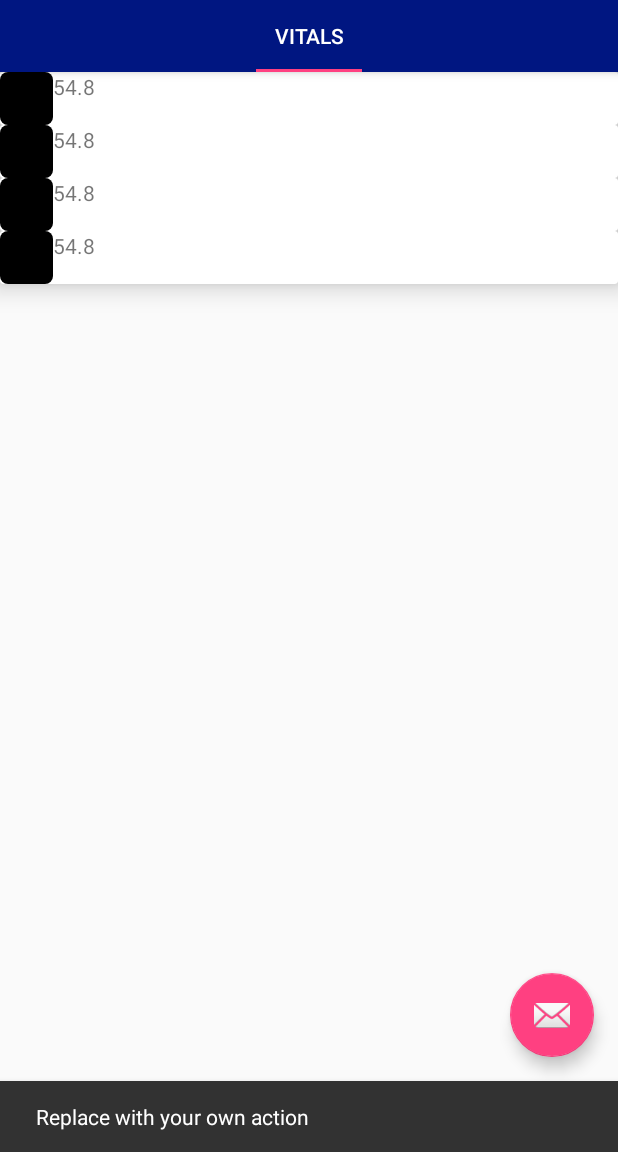
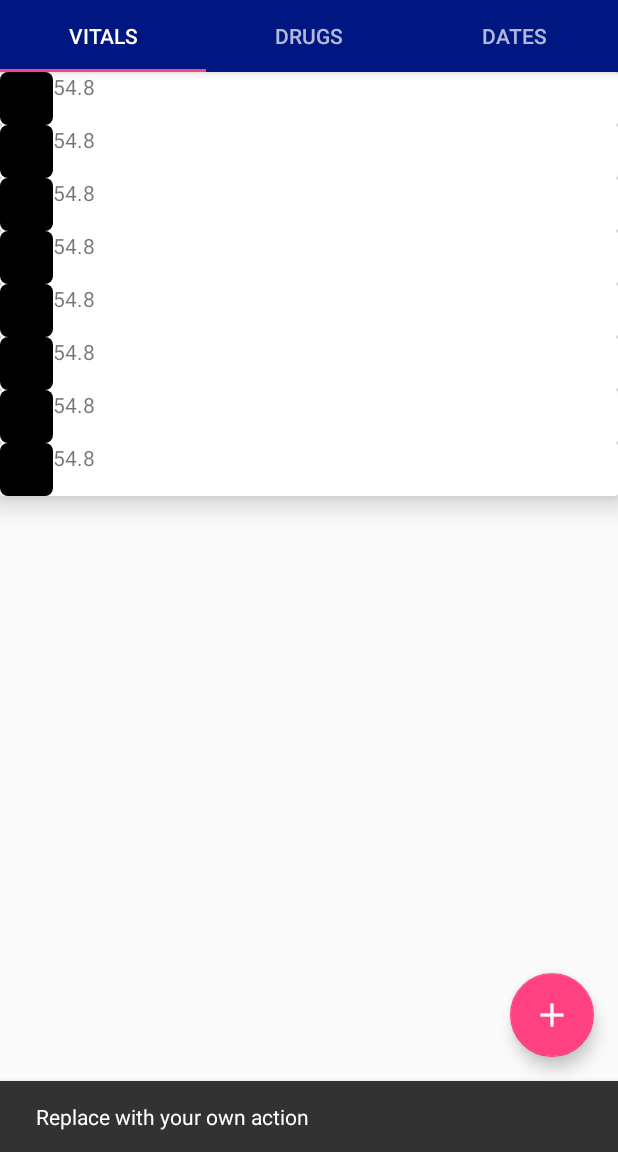
Before and after one commit to changalf-personal-projects/Dialysis-Buddy, an Android app: the screen it shows after launch (MainActivity), after a tap on an icon or button, on a phone screen of 412 x 824 dp, the part 84-1236 px from its top. Run offline under Robolectric (Android 15) with nearby library versions, the phone set to English and light mode, and no system bars; our stand-ins replace ButterKnife.

Commit message:
Changed fab design

```diff
--- a/app/src/main/java/com/example/android/dialysisbuddy/MainActivity.java
+++ b/app/src/main/java/com/example/android/dialysisbuddy/MainActivity.java
@@ -11,6 +11,8 @@
 import android.view.MenuItem;
 import android.view.View;
 
+import com.example.android.dialysisbuddy.fragments.AppointmentsFragment;
+import com.example.android.dialysisbuddy.fragments.DrugsFragment;
 import com.example.android.dialysisbuddy.fragments.VitalsFragment;
 import com.example.android.dialysisbuddy.ui.VitalsAdapter;
 
@@ -78,9 +80,13 @@
 
     private void addFragments(VitalsAdapter adapter) {
         adapter.addFragment(new VitalsFragment());
+        adapter.addFragment(new DrugsFragment());
+        adapter.addFragment(new AppointmentsFragment());
     }
 
     private void addFragmentTitles(VitalsAdapter adapter) {
         adapter.addTitle("Vitals");
+        adapter.addTitle("Drugs");
+        adapter.addTitle("Dates");
     }
 }
--- /dev/null
+++ b/app/src/main/java/com/example/android/dialysisbuddy/fragments/AppointmentsFragment.java
@@ -0,0 +1,10 @@
+package com.example.android.dialysisbuddy.fragments;
+
+import android.support.v4.app.Fragment;
+
+/**
+ * Created by alfredchang on 2018-01-22.
+ */
+
+public class AppointmentsFragment extends Fragment {
+}
--- /dev/null
+++ b/app/src/main/java/com/example/android/dialysisbuddy/fragments/DrugsFragment.java
@@ -0,0 +1,10 @@
+package com.example.android.dialysisbuddy.fragments;
+
+import android.support.v4.app.Fragment;
+
+/**
+ * Created by alfredchang on 2018-01-22.
+ */
+
+public class DrugsFragment extends Fragment {
+}
--- a/app/src/main/res/drawable-v24/ic_launcher_foreground.xml
+++ b/app/src/main/res/drawable/ic_launcher_foreground.xml
@@ -1,3 +1,4 @@
+<?xml version="1.0" encoding="utf-8"?>
 <vector xmlns:android="http://schemas.android.com/apk/res/android"
     xmlns:aapt="http://schemas.android.com/aapt"
     android:width="108dp"
--- a/app/src/main/res/layout/activity_main.xml
+++ b/app/src/main/res/layout/activity_main.xml
@@ -47,6 +47,6 @@
         android:layout_height="wrap_content"
         android:layout_gravity="bottom|end"
         android:layout_margin="@dimen/fab_margin"
-        app:srcCompat="@android:drawable/ic_dialog_email" />
+        android:src="@mipmap/ic_fab" />
 
 </android.support.design.widget.CoordinatorLayout>
```
Also changed, not shown: app/src/main/ic_fab-web.png (added), app/src/main/res/mipmap-hdpi/ic_fab.png (added), app/src/main/res/mipmap-mdpi/ic_fab.png (added), app/src/main/res/mipmap-xhdpi/ic_fab.png (added), app/src/main/res/mipmap-xxhdpi/ic_fab.png (added), app/src/main/res/mipmap-xxxhdpi/ic_fab.png (added).
